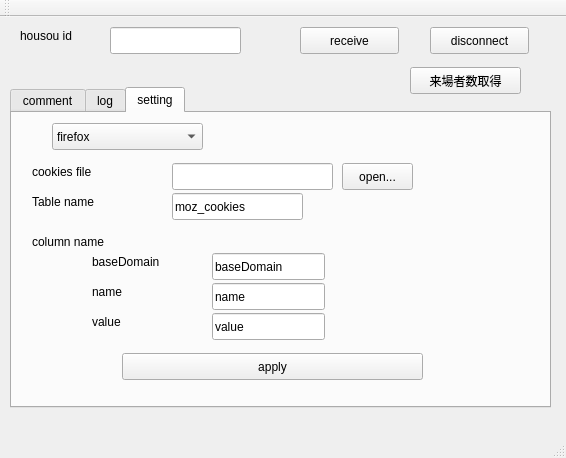
Before: the Qt Designer form mainwindow.ui in diginatu/Viqo, drawn with Qt 5.
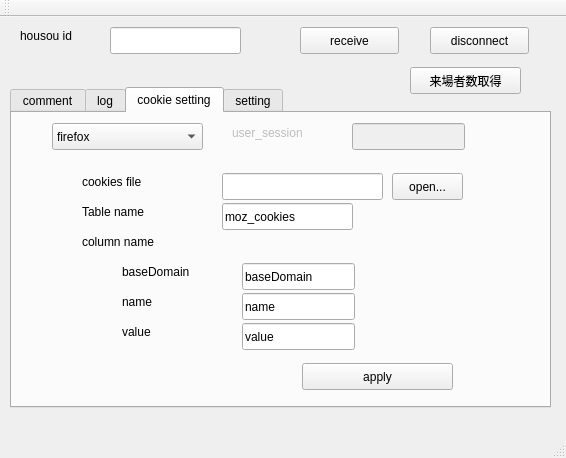
After: the same form once the commit is applied.

Commit message: direct input user_session enabled switch firefox <-> direct input

The edit to the form file:
```diff
--- a/mainwindow.ui
+++ b/mainwindow.ui
@@ -135,7 +135,7 @@
     </widget>
     <widget class="QWidget" name="cookiesetting_tab">
      <attribute name="title">
-      <string>setting</string>
+      <string>cookie setting</string>
      </attribute>
      <widget class="QComboBox" name="browserCombo">
       <property name="geometry">
@@ -157,21 +157,23 @@
        </property>
       </item>
      </widget>
-     <widget class="QLineEdit" name="cookiesetting_filename">
+     <widget class="QWidget" name="cookiesetting_browserSettings_group" native="true">
+      <property name="enabled">
+       <bool>true</bool>
+      </property>
       <property name="geometry">
        <rect>
-        <x>160</x>
-        <y>50</y>
-        <width>161</width>
-        <height>27</height>
+        <x>50</x>
+        <y>40</y>
+        <width>421</width>
+        <height>241</height>
        </rect>
       </property>
-     </widget>
      <widget class="QLabel" name="cookiesetting_file_label">
       <property name="geometry">
        <rect>
         <x>20</x>
-        <y>50</y>
+         <y>20</y>
         <width>91</width>
         <height>17</height>
        </rect>
@@ -180,11 +182,47 @@
        <string>cookies file</string>
       </property>
      </widget>
+      <widget class="QLineEdit" name="cookiesetting_filename">
+       <property name="geometry">
+        <rect>
+         <x>160</x>
+         <y>20</y>
+         <width>161</width>
+         <height>27</height>
+        </rect>
+       </property>
+      </widget>
+      <widget class="QPushButton" name="cookiesetting_file_open_button">
+       <property name="geometry">
+        <rect>
+         <x>330</x>
+         <y>20</y>
+         <width>71</width>
+         <height>27</height>
+        </rect>
+       </property>
+       <property name="text">
+        <string>open...</string>
+       </property>
+      </widget>
+      <widget class="QLineEdit" name="cookiesetting_column_basedomain">
+       <property name="geometry">
+        <rect>
+         <x>180</x>
+         <y>110</y>
+         <width>113</width>
+         <height>27</height>
+        </rect>
+       </property>
+       <property name="text">
+        <string>baseDomain</string>
+       </property>
+      </widget>
      <widget class="QLabel" name="cookiesetting_table_label">
       <property name="geometry">
        <rect>
         <x>20</x>
-        <y>80</y>
+         <y>50</y>
         <width>101</width>
         <height>17</height>
        </rect>
@@ -193,24 +231,11 @@
        <string>Table name</string>
       </property>
      </widget>
-     <widget class="QLineEdit" name="cookiesetting_tablename">
-      <property name="geometry">
-       <rect>
-        <x>160</x>
-        <y>80</y>
-        <width>131</width>
-        <height>27</height>
-       </rect>
-      </property>
-      <property name="text">
-       <string>moz_cookies</string>
-      </property>
-     </widget>
      <widget class="QLabel" name="cookiesetting_column_label">
       <property name="geometry">
        <rect>
         <x>20</x>
-        <y>120</y>
+         <y>80</y>
         <width>101</width>
         <height>17</height>
        </rect>
@@ -222,8 +247,8 @@
      <widget class="QLabel" name="cookiesetting_column_basedomain_label">
       <property name="geometry">
        <rect>
-        <x>80</x>
-        <y>140</y>
+         <x>60</x>
+         <y>110</y>
         <width>91</width>
         <height>17</height>
        </rect>
@@ -232,11 +257,24 @@
        <string>baseDomain</string>
       </property>
      </widget>
+      <widget class="QPushButton" name="cookiesetting_apply">
+       <property name="geometry">
+        <rect>
+         <x>240</x>
+         <y>210</y>
+         <width>151</width>
+         <height>27</height>
+        </rect>
+       </property>
+       <property name="text">
+        <string>apply</string>
+       </property>
+      </widget>
      <widget class="QLabel" name="cookiesetting_column_name_label">
       <property name="geometry">
        <rect>
-        <x>80</x>
-        <y>170</y>
+         <x>60</x>
+         <y>140</y>
         <width>67</width>
         <height>17</height>
        </rect>
@@ -248,8 +286,8 @@
      <widget class="QLabel" name="cookiesetting_column_value_label">
       <property name="geometry">
        <rect>
-        <x>80</x>
-        <y>200</y>
+         <x>60</x>
+         <y>170</y>
         <width>67</width>
         <height>17</height>
        </rect>
@@ -258,37 +296,24 @@
        <string>value</string>
       </property>
      </widget>
-     <widget class="QLineEdit" name="cookiesetting_column_basedomain">
+      <widget class="QLineEdit" name="cookiesetting_tablename">
       <property name="geometry">
        <rect>
-        <x>200</x>
-        <y>140</y>
-        <width>113</width>
+         <x>160</x>
+         <y>50</y>
+         <width>131</width>
         <height>27</height>
        </rect>
       </property>
       <property name="text">
-       <string>baseDomain</string>
-      </property>
-     </widget>
-     <widget class="QLineEdit" name="cookiesetting_column_name">
-      <property name="geometry">
-       <rect>
-        <x>200</x>
-        <y>170</y>
-        <width>113</width>
-        <height>27</height>
-       </rect>
-      </property>
-      <property name="text">
-       <string>name</string>
+        <string>moz_cookies</string>
       </property>
      </widget>
      <widget class="QLineEdit" name="cookiesetting_column_value">
       <property name="geometry">
        <rect>
-        <x>200</x>
-        <y>200</y>
+         <x>180</x>
+         <y>170</y>
         <width>113</width>
         <height>27</height>
        </rect>
@@ -297,49 +322,66 @@
        <string>value</string>
       </property>
      </widget>
-     <widget class="QPushButton" name="cookiesetting_apply">
+      <widget class="QLineEdit" name="cookiesetting_column_name">
       <property name="geometry">
        <rect>
-        <x>110</x>
-        <y>240</y>
-        <width>301</width>
+         <x>180</x>
+         <y>140</y>
+         <width>113</width>
         <height>27</height>
        </rect>
       </property>
       <property name="text">
-       <string>apply</string>
-      </property>
-     </widget>
-     <widget class="QPushButton" name="cookiesetting_file_open_button">
+        <string>name</string>
+       </property>
+      </widget>
+     </widget>
+     <widget class="QWidget" name="cookiesetting_usersession_groupe" native="true">
+      <property name="enabled">
+       <bool>false</bool>
+      </property>
       <property name="geometry">
        <rect>
-        <x>330</x>
-        <y>50</y>
-        <width>71</width>
+        <x>210</x>
+        <y>10</y>
+        <width>281</width>
+        <height>31</height>
+       </rect>
+      </property>
+      <widget class="QLineEdit" name="cookiesetting_usersession">
+       <property name="geometry">
+        <rect>
+         <x>130</x>
+         <y>0</y>
+         <width>113</width>
         <height>27</height>
        </rect>
       </property>
+      </widget>
+      <widget class="QLabel" name="cookiesetting_usersession_label">
+       <property name="geometry">
+        <rect>
+         <x>10</x>
+         <y>0</y>
+         <width>101</width>
+         <height>20</height>
+        </rect>
+       </property>
       <property name="text">
-       <string>open...</string>
-      </property>
-     </widget>
-     <zorder>browserCombo</zorder>
-     <zorder>cookiesetting_filename</zorder>
-     <zorder>cookiesetting_file_open_button</zorder>
-     <zorder>cookiesetting_file_label</zorder>
-     <zorder>cookiesetting_file_open_button</zorder>
-     <zorder>horizontalSpacer</zorder>
-     <zorder>cookiesetting_table_label</zorder>
-     <zorder>cookiesetting_tablename</zorder>
-     <zorder>cookiesetting_column_label</zorder>
-     <zorder>cookiesetting_column_basedomain_label</zorder>
-     <zorder>cookiesetting_column_name_label</zorder>
-     <zorder>cookiesetting_column_value_label</zorder>
-     <zorder>cookiesetting_column_basedomain</zorder>
-     <zorder>cookiesetting_column_name</zorder>
-     <zorder>cookiesetting_column_value</zorder>
+        <string>user_session</string>
+       </property>
+      </widget>
+     </widget>
+     <zorder>cookiesetting_browserCombo</zorder>
+     <zorder>cookiesetting_browserSettings_group</zorder>
+     <zorder>cookiesetting_usersession_groupe</zorder>
      <zorder>cookiesetting_apply</zorder>
     </widget>
+    <widget class="QWidget" name="setting">
+     <attribute name="title">
+      <string>setting</string>
+     </attribute>
+    </widget>
    </widget>
    <widget class="QPushButton" name="pushButton_2">
     <property name="geometry">
```
Left out of the diff: 12 changed lines with no effect on the pictures. Lines whose indentation alone changed are shown as unchanged. The commit also changes 3 other files.
